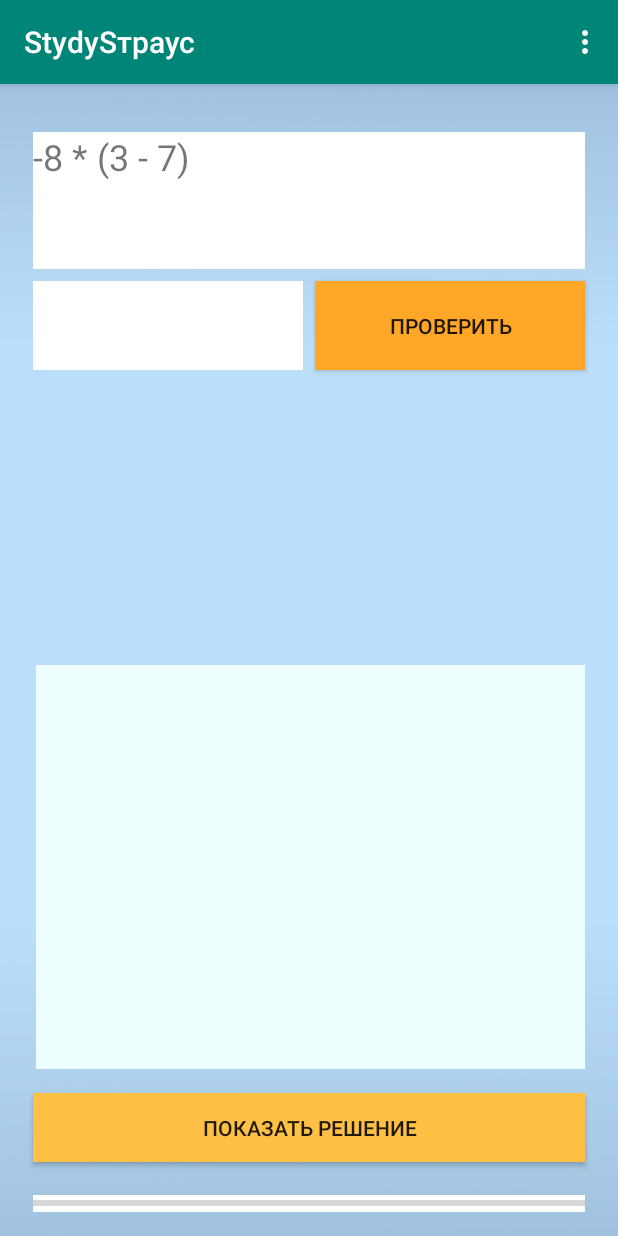
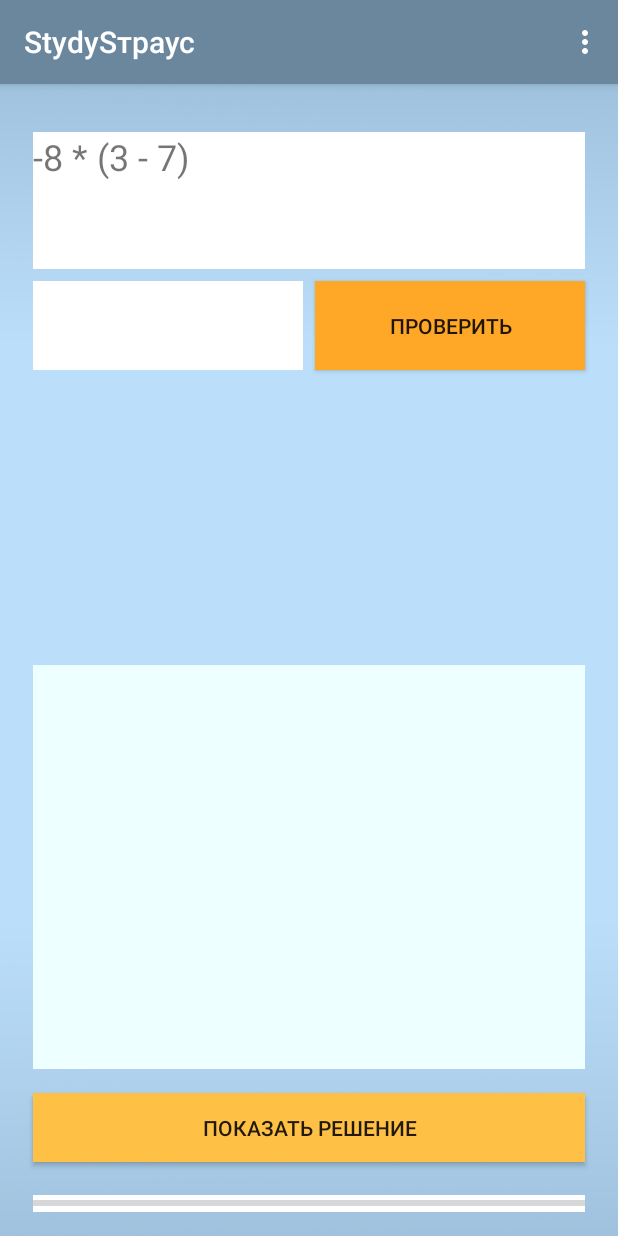
Before and after one commit to novikov-dm/InnoProject2019, an Android app: the screen it shows after launch (MainActivity), on a phone screen of 412 x 824 dp. Run offline under Robolectric (Android 15) with nearby library versions, the phone set to English and light mode, and no system bars.

Commit message:
Изменения какие-то, добавила меню

```diff
--- a/app/src/main/java/com/example/firstproject/MainActivity.java
+++ b/app/src/main/java/com/example/firstproject/MainActivity.java
@@ -1,9 +1,11 @@
 package com.example.firstproject;
 
+import androidx.annotation.NonNull;
 import androidx.appcompat.app.AppCompatActivity;
 
 import android.os.Bundle;
 import android.view.Menu;
+import android.view.MenuItem;
 import android.view.View;
 import android.widget.Button;
 import android.widget.EditText;
@@ -46,6 +48,7 @@ public class MainActivity extends AppCompatActivity {
         return true;
     }
 
+
     @Override
     protected void onCreate(Bundle savedInstanceState) {
         super.onCreate(savedInstanceState);
--- a/app/src/main/res/layout/activity_main.xml
+++ b/app/src/main/res/layout/activity_main.xml
@@ -9,7 +9,7 @@
 
     <TextView
         android:id="@+id/textViewMark"
-        android:layout_width="366dp"
+        android:layout_width="0dp"
         android:layout_height="269dp"
         android:layout_marginStart="22dp"
         android:layout_marginEnd="22dp"
--- a/app/src/main/res/values/colors.xml
+++ b/app/src/main/res/values/colors.xml
@@ -1,6 +1,6 @@
 <?xml version="1.0" encoding="utf-8"?>
 <resources>
-    <color name="colorPrimary">#008577</color>
-    <color name="colorPrimaryDark">#00574B</color>
-    <color name="colorAccent">#D81B60</color>
+    <color name="colorPrimary">#6a879e</color>
+    <color name="colorPrimaryDark">#495e6e</color>
+    <color name="colorAccent">#6a879e</color>
 </resources>
```
Also changed, not shown: app/src/main/res/drawable/picture.png.
